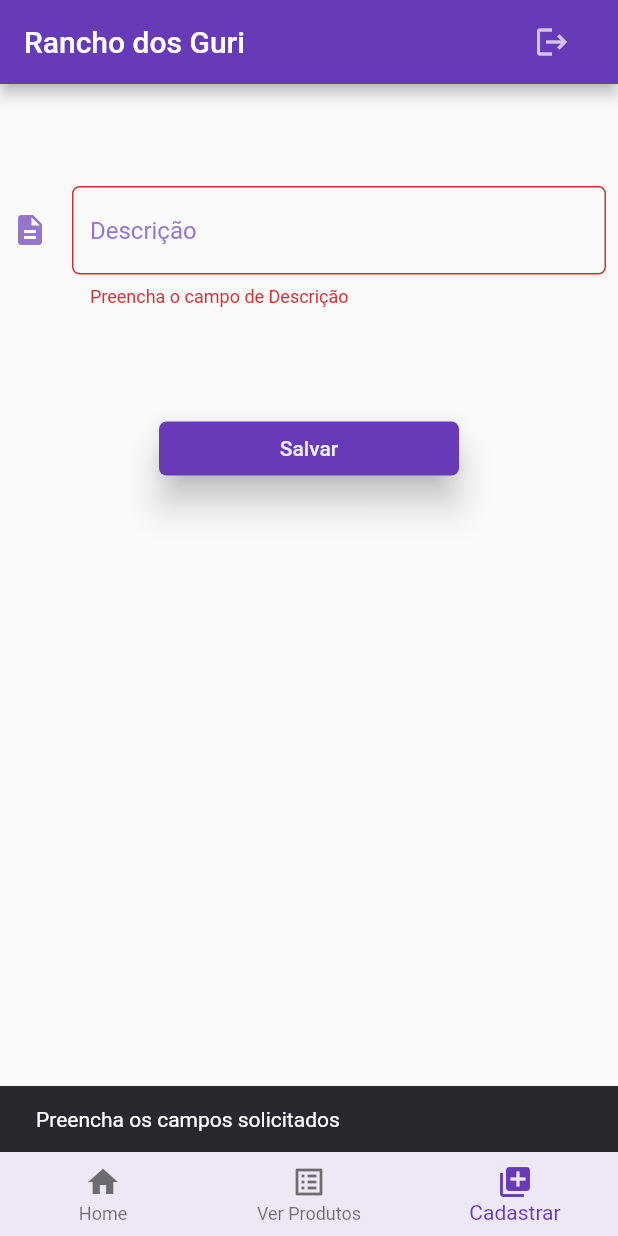
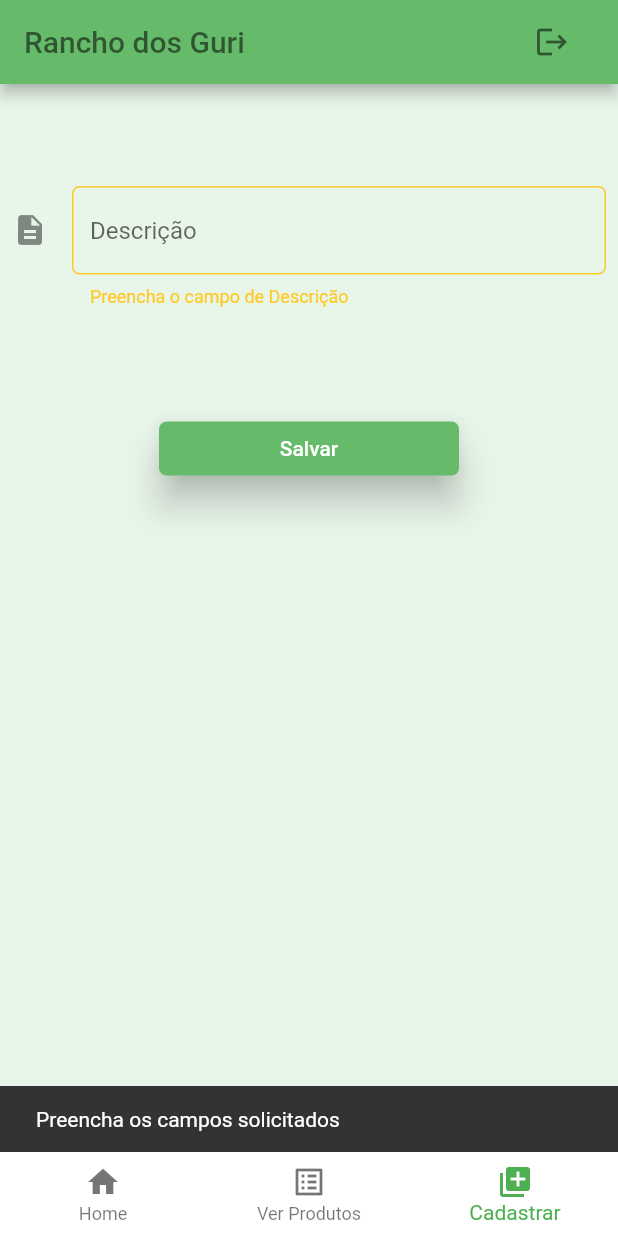
Before and after one commit to MarthinKorb/flutter_login_application, a Flutter app: the HomePage screen opened directly, item 3 of the bottom bar chosen, after a tap on "Salvar", on a phone screen of 412 x 824 dp. Run offline on Flutter 3.47's test engine with Material 2 defaults, Android fonts, the phone set to English and light mode, and no system bars; our stand-ins replace shared_preferences; accounts and stored records are empty; network calls fail.

```diff
--- a/lib/components/horizontal_list_view.dart
+++ b/lib/components/horizontal_list_view.dart
@@ -1,19 +1,28 @@
 import 'package:flutter/material.dart';
 import 'package:flutter_login_application/components/alert_dialog_comp.dart';
+import 'package:flutter_login_application/utils/theme_color.dart';
 
 class HorizontalListView extends StatelessWidget {
   @override
   Widget build(BuildContext context) {
-    Color textAccentCardColor = Theme.of(context).accentColor;
-
     return Scaffold(
       body: Container(
+        padding: EdgeInsets.only(left: 6, right: 6),
         margin: EdgeInsets.symmetric(vertical: 5.0),
         height: 100.0,
         child: ListView(
           scrollDirection: Axis.horizontal,
           children: [
             Container(
+              margin: EdgeInsets.only(right: 6),
+              decoration: BoxDecoration(
+                boxShadow: [
+                  BoxShadow(
+                    color: Colors.black.withOpacity(0.1),
+                    blurRadius: 5,
+                  ),
+                ],
+              ),
               width: 170.0,
               child: Card(
                 child: ListTile(
@@ -21,7 +30,7 @@ class HorizontalListView extends StatelessWidget {
                     child: Text(
                       'Ver minhas listas',
                       style: TextStyle(
-                        color: textAccentCardColor,
+                        color: ThemeColor.buttonColor,
                       ),
                     ),
                   ),
@@ -40,10 +49,19 @@ class HorizontalListView extends StatelessWidget {
                         ));
                   },
                 ),
-                color: Colors.deepPurple,
+                color: ThemeColor.secundaryColor,
               ),
             ),
             Container(
+              margin: EdgeInsets.only(right: 6),
+              decoration: BoxDecoration(
+                boxShadow: [
+                  BoxShadow(
+                    color: Colors.black.withOpacity(0.1),
+                    blurRadius: 5,
+                  ),
+                ],
+              ),
               width: 170.0,
               child: Card(
                 child: ListTile(
@@ -51,16 +69,24 @@ class HorizontalListView extends StatelessWidget {
                     child: Text(
                       'Última lista de compras',
                       style: TextStyle(
-                        color: textAccentCardColor,
+                        color: ThemeColor.primaryColor,
                       ),
                     ),
                   ),
                   onTap: () {},
                 ),
-                color: Colors.deepPurple,
+                color: ThemeColor.secundaryColor,
               ),
             ),
             Container(
+              decoration: BoxDecoration(
+                boxShadow: [
+                  BoxShadow(
+                    color: Colors.black.withOpacity(0.1),
+                    blurRadius: 5,
+                  ),
+                ],
+              ),
               width: 170.0,
               child: Card(
                 child: ListTile(
@@ -68,13 +94,13 @@ class HorizontalListView extends StatelessWidget {
                     child: Text(
                       'Lista de compras',
                       style: TextStyle(
-                        color: textAccentCardColor,
+                        color: ThemeColor.primaryColor,
                       ),
                     ),
                   ),
                   onTap: () {},
                 ),
-                color: Colors.deepPurple,
+                color: ThemeColor.secundaryColor,
               ),
             ),
           ],
--- a/lib/components/inputForm.dart
+++ b/lib/components/inputForm.dart
@@ -4,34 +4,63 @@ class InputForm extends StatelessWidget {
   final String title;
   final IconData icon;
   final TextEditingController controller;
+  final TextInputType keyboardType;
+  final dynamic textColor;
+  final Color hintColor;
+  final Color iconColor;
 
-  InputForm(this.title, this.icon, this.controller);
+  InputForm({
+    this.title,
+    this.icon,
+    this.controller,
+    this.keyboardType,
+    this.textColor,
+    this.hintColor,
+    this.iconColor,
+  });
+
   @override
   Widget build(BuildContext context) {
     return Container(
-      child: inputForm(title, icon, controller),
+      child: inputForm(
+        title: title,
+        icon: icon,
+        controller: controller,
+        keyboardType: keyboardType,
+        textColor: textColor,
+        hintColor: hintColor,
+        iconColor: iconColor,
+      ),
     );
   }
 
-  TextFormField inputForm(String title, IconData icon, controller) {
+  TextFormField inputForm({
+    String title,
+    IconData icon,
+    controller,
+    TextInputType keyboardType,
+    Color textColor,
+    Color hintColor,
+    Color iconColor,
+  }) {
     return TextFormField(
       textInputAction: TextInputAction.next,
       controller: controller,
-      style: TextStyle(color: Colors.deepPurple[500]),
+      style: TextStyle(color: textColor),
       decoration: InputDecoration(
         hintText: title,
         hintStyle: TextStyle(
-          color: Colors.deepPurple[300],
+          color: hintColor,
         ),
         icon: Icon(
           icon,
-          color: Colors.deepPurple[300],
+          color: iconColor,
         ),
         border: const OutlineInputBorder(
           borderRadius: const BorderRadius.all(Radius.circular(5)),
         ),
       ),
-      keyboardType: TextInputType.emailAddress,
+      keyboardType: keyboardType,
       validator: (value) {
         if (value.isEmpty) {
           return 'Preencha o campo de $title';
--- a/lib/pages/user_pages/home_page.dart
+++ b/lib/pages/user_pages/home_page.dart
@@ -3,6 +3,7 @@ import 'package:flutter_login_application/components/horizontal_list_view.dart';
 import 'package:flutter_login_application/components/products_list.dart';
 import 'package:flutter_login_application/pages/user_pages/product_form.dart';
 import 'package:flutter_login_application/services/product_service.dart';
+import 'package:flutter_login_application/utils/theme_color.dart';
 import 'package:shared_preferences/shared_preferences.dart';
 
 import '../login_page.dart';
@@ -42,7 +43,10 @@ class _HomePageState extends State<HomePage> {
 
     return Scaffold(
       appBar: AppBar(
-        title: Text('Rancho dos Guri'),
+        title: Text(
+          'Rancho dos Guri',
+          style: TextStyle(color: ThemeColor.headers),
+        ),
         actions: [
           FlatButton(
             onPressed: () {
@@ -52,7 +56,7 @@ class _HomePageState extends State<HomePage> {
             },
             child: Icon(
               Icons.logout,
-              color: Colors.white70,
+              color: ThemeColor.headers,
             ),
           ),
         ],
@@ -61,20 +65,28 @@ class _HomePageState extends State<HomePage> {
         currentIndex: _currentIndex,
         onTap: (index) => setState(() => _currentIndex = index),
         backgroundColor: Theme.of(context).bottomAppBarColor,
+        unselectedIconTheme: IconThemeData(color: ThemeColor.unselectedIcons),
+        unselectedItemColor: ThemeColor.unselectedIcons,
+        selectedFontSize: 14,
+        fixedColor: ThemeColor.primaryColor,
         items: [
           BottomNavigationBarItem(
-            icon: Icon(Icons.home),
-            label: "Home",
+            icon: Icon(
+              Icons.home,
+            ),
+            label: 'Home',
           ),
           BottomNavigationBarItem(
-            icon: Icon(Icons.list_alt),
+            icon: Icon(
+              Icons.list_alt,
+            ),
             label: "Ver Produtos",
-            backgroundColor: Colors.deepPurple,
           ),
           BottomNavigationBarItem(
-            icon: Icon(Icons.add_to_photos),
+            icon: Icon(
+              Icons.add_to_photos,
+            ),
             label: "Cadastrar",
-            backgroundColor: Colors.deepPurple,
           ),
         ],
       ),
--- a/lib/pages/user_pages/product_form.dart
+++ b/lib/pages/user_pages/product_form.dart
@@ -4,6 +4,7 @@ import 'package:flutter/material.dart';
 import 'package:flutter_login_application/components/inputForm.dart';
 import 'package:flutter_login_application/services/product_service.dart';
 import 'package:flutter_login_application/utils/constants.dart';
+import 'package:flutter_login_application/utils/theme_color.dart';
 import 'package:shared_preferences/shared_preferences.dart';
 
 class ProductForm extends StatefulWidget {
@@ -49,9 +50,10 @@ class _ProductFormState extends State<ProductForm> {
             child: Column(
               children: [
                 InputForm(
-                  'Descrição',
-                  Icons.description,
-                  descriptionController,
+                  title: 'Descrição',
+                  icon: Icons.description,
+                  controller: descriptionController,
+                  keyboardType: TextInputType.text,
                 ),
                 SizedBox(height: 20),
                 Row(
@@ -66,7 +68,7 @@ class _ProductFormState extends State<ProductForm> {
                           borderRadius: BorderRadius.circular(5.0),
                         ),
                         elevation: 10,
-                        color: Theme.of(context).primaryColor,
+                        color: ThemeColor.buttonColor[400],
                         onPressed: () async {
                           final description = descriptionController.text;
 
@@ -101,11 +103,8 @@ class _ProductFormState extends State<ProductForm> {
                             );
                           }
                         },
-                        textColor: Theme.of(context).accentColor,
-                        child: Text(
-                          'Salvar',
-                          style: TextStyle(),
-                        ),
+                        textColor: ThemeColor.secundaryColor,
+                        child: Text('Salvar'),
                       ),
                     ),
                   ],
--- /dev/null
+++ b/lib/utils/theme_color.dart
@@ -0,0 +1,18 @@
+import 'package:flutter/material.dart';
+
+class ThemeColor {
+  static const Color primaryColor = Colors.green;
+  static const Color secundaryColor = Colors.white;
+  static const Color bottomAppBarColor = Colors.white;
+
+  static const MaterialColor color = Colors.green;
+  static const MaterialColor canvasColor = Colors.green;
+
+  static const Color unselectedIcons = Colors.black54;
+  static const Color headers = Colors.black54;
+
+  static const MaterialColor buttonColor = Colors.green;
+  static const MaterialColor cardColor = Colors.lightBlue;
+
+  static const MaterialColor warningColor = Colors.amber;
+}
```
Also changed, not shown: lib/components/alert_dialog_comp.dart (+19 -3 lines), lib/main.dart (+9 -7 lines), lib/pages/login_page.dart (+78 -97 lines).
